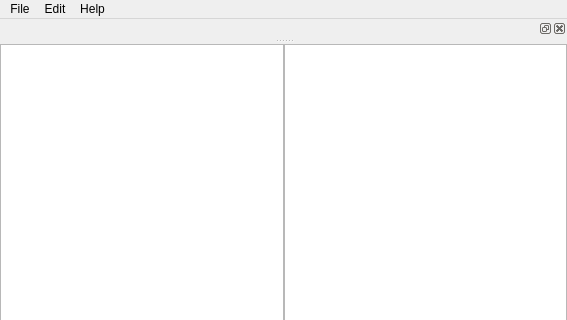
This is src/ui/searchwindow.ui in fredollinger/KTomGirl as Qt 5 draws it before an edit; both pictures show x 0 to 567 and y 0 to 320 of the 567 by 600 pixel window. The edited form follows.
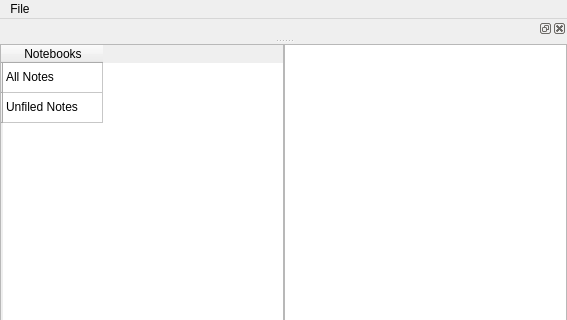
This is the edited form. Icons and pictures are not drawn.

```diff
--- a/src/ui/searchwindow.ui
+++ b/src/ui/searchwindow.ui
@@ -25,7 +25,33 @@
      <number>0</number>
     </property>
     <item>
-     <widget class="QTableWidget" name="tableWidget"/>
+     <widget class="QTableWidget" name="tableNotebooks">
+      <row>
+       <property name="text">
+        <string/>
+       </property>
+      </row>
+      <row>
+       <property name="text">
+        <string/>
+       </property>
+      </row>
+      <column>
+       <property name="text">
+        <string>Notebooks</string>
+       </property>
+      </column>
+      <item row="0" column="0">
+       <property name="text">
+        <string>All Notes</string>
+       </property>
+      </item>
+      <item row="1" column="0">
+       <property name="text">
+        <string>Unfiled Notes</string>
+       </property>
+      </item>
+     </widget>
     </item>
     <item>
      <widget class="QTableWidget" name="tableWidget_2"/>
@@ -48,39 +74,7 @@
     <addaction name="actionNew_Note"/>
     <addaction name="actionQuit"/>
    </widget>
-   <widget class="QMenu" name="menuShape">
-    <property name="title">
-     <string>Edit</string>
-    </property>
-    <widget class="QMenu" name="menuMacros">
-     <property name="title">
-      <string>Macros</string>
-     </property>
-     <addaction name="actionAddRobot"/>
-     <addaction name="actionAddSnowman"/>
-    </widget>
-    <addaction name="separator"/>
-    <addaction name="actionAddCircle"/>
-    <addaction name="actionAddRectangle"/>
-    <addaction name="actionAddTriangle"/>
-    <addaction name="actionRemoveShape"/>
-    <addaction name="separator"/>
-    <addaction name="actionRed"/>
-    <addaction name="actionGreen"/>
-    <addaction name="actionBlue"/>
-    <addaction name="separator"/>
-    <addaction name="menuMacros"/>
-   </widget>
-   <widget class="QMenu" name="menuHelp">
-    <property name="title">
-     <string>Help</string>
-    </property>
-    <addaction name="actionAbout"/>
-    <addaction name="actionAboutQt"/>
-   </widget>
    <addaction name="menuFile"/>
-   <addaction name="menuShape"/>
-   <addaction name="menuHelp"/>
   </widget>
   <widget class="QStatusBar" name="statusbar"/>
   <widget class="QDockWidget" name="dockWidget">
```
Left out of the diff: 2 changed lines with no effect on the pictures.
